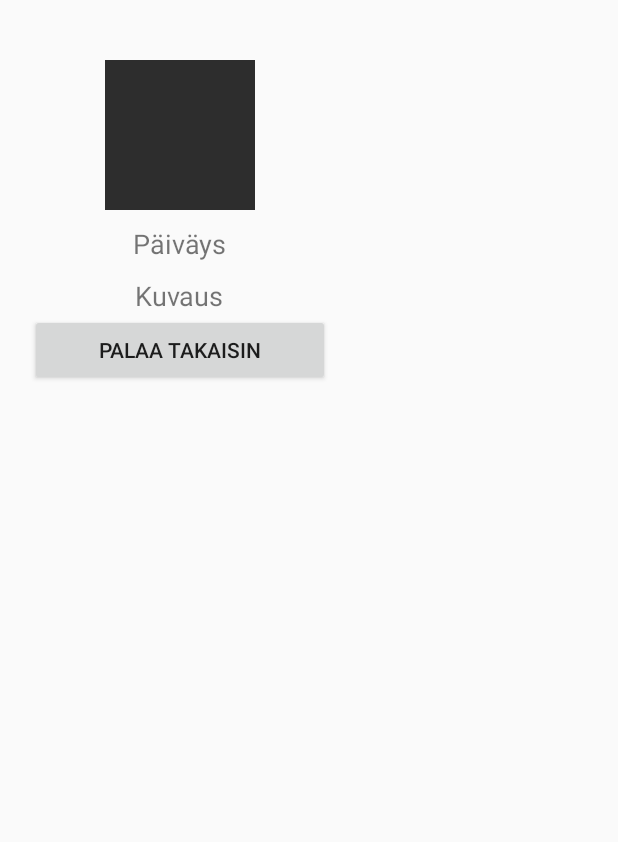
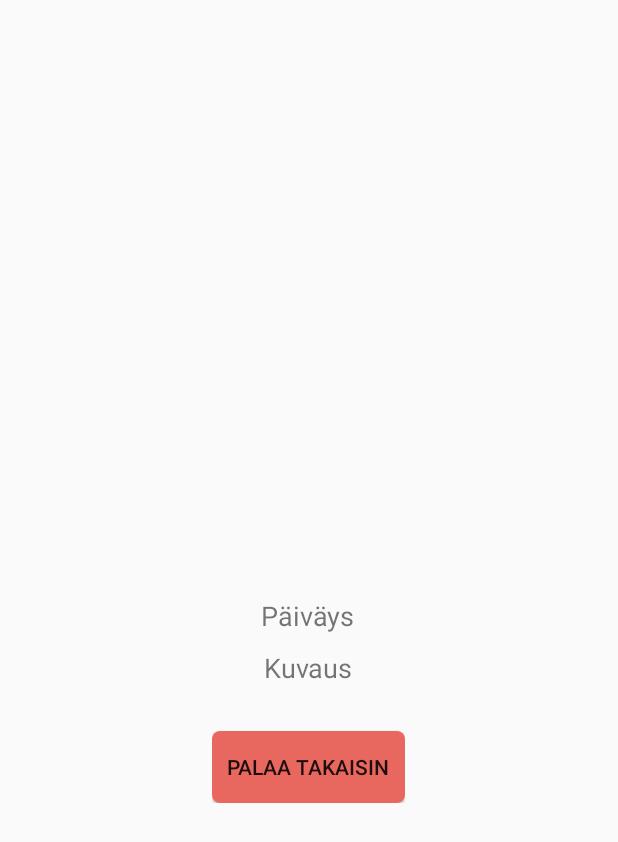
Before and after one commit to Malitsu/projectparsta, an Android app: the layout activity_card_item_contents.xml on its own in the app's theme, with its tools: preview values and no code run, on a phone screen of 412 x 824 dp. Shown: the top 842 px of the screen. Run offline under Robolectric (Android 15) with nearby library versions, the phone set to English and light mode, and no system bars.

Commit message:
Change card layout to pop-up and fix card style.

```diff
--- a/app/src/main/AndroidManifest.xml
+++ b/app/src/main/AndroidManifest.xml
@@ -19,7 +19,8 @@
         <activity android:name=".AchievementActivity"/>
         <activity android:name=".Game"/>
         <activity android:name=".AnswerResultActivity"/>
-        <activity android:name=".CardItemContentsActivity"/>
+        <activity android:name=".CardItemContentsActivity"
+            android:theme="@style/DialogTheme" />
     </application>
 
 </manifest>
--- a/app/src/main/res/layout/activity_card_item_contents.xml
+++ b/app/src/main/res/layout/activity_card_item_contents.xml
@@ -2,14 +2,16 @@
 <LinearLayout xmlns:android="http://schemas.android.com/apk/res/android"
     xmlns:app="http://schemas.android.com/apk/res-auto"
     xmlns:tools="http://schemas.android.com/tools"
-    android:layout_width="match_parent"
-    android:layout_height="match_parent"
+    android:layout_width="wrap_content"
+    android:layout_height="wrap_content"
+    android:layout_gravity="center"
     tools:context=".CardItemContentsActivity">
 
     <androidx.core.widget.NestedScrollView
         android:layout_width="wrap_content"
         android:layout_height="wrap_content"
         android:layout_margin="10dp"
+        android:layout_gravity="center"
         android:padding="10dp">
 
         <LinearLayout
@@ -21,10 +23,6 @@
             <ImageView
                 android:layout_width="100dp"
                 android:layout_height="100dp"
-                android:layout_marginTop="20dp"
-                android:layout_marginLeft="50dp"
-                android:layout_marginRight="50dp"
-                android:background="#2d2d2d"
                 android:id="@+id/itemthumbnail"
                 android:scaleType="centerCrop"/>
 
@@ -45,9 +43,14 @@
                 android:text="Kuvaus"/>
 
             <Button
-                android:layout_width="match_parent"
+                android:layout_marginTop="30dp"
+                android:paddingLeft="10dp"
+                android:paddingRight="10dp"
+                android:layout_width="wrap_content"
                 android:layout_height="wrap_content"
+                android:background="@drawable/quit_button"
                 android:id="@+id/delete"
+                android:onClick="quitGameCard"
                 android:text="Palaa takaisin" />
 
         </LinearLayout>
--- a/app/src/main/res/values/styles.xml
+++ b/app/src/main/res/values/styles.xml
@@ -8,4 +8,16 @@
         <item name="colorAccent">@color/colorAccent</item>
     </style>
 
+    <style name="DialogTheme" parent="Theme.AppCompat.Light.Dialog.Alert">
+        <!-- Customize your theme here. -->
+        <item name="colorPrimary">@color/colorPrimary</item>
+        <item name="colorPrimaryDark">@color/colorPrimaryDark</item>
+        <item name="colorAccent">@color/colorAccent</item>
+        <item name="android:windowTitleStyle">@style/MyTitleTextStyle</item>
+    </style>
+
+    <style name="MyTitleTextStyle">
+        <item name="android:textAppearance">@style/TextAppearance.AppCompat.Inverse</item>
+    </style>
+
 </resources>
```
Also changed, not shown: app/src/main/java/fi/tuni/parsta/AchievementActivity.java (+14 -0 lines), app/src/main/java/fi/tuni/parsta/CardItemContentsActivity.java (+14 -0 lines), app/src/main/res/layout/activity_achievement.xml (+5 -3 lines).
